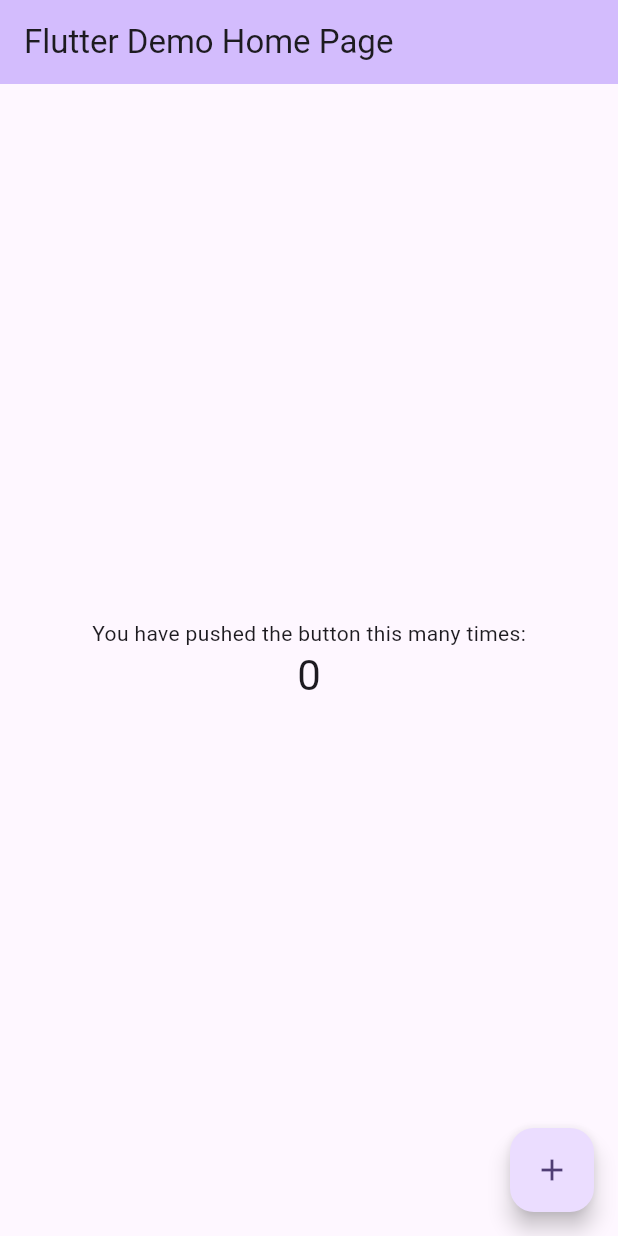
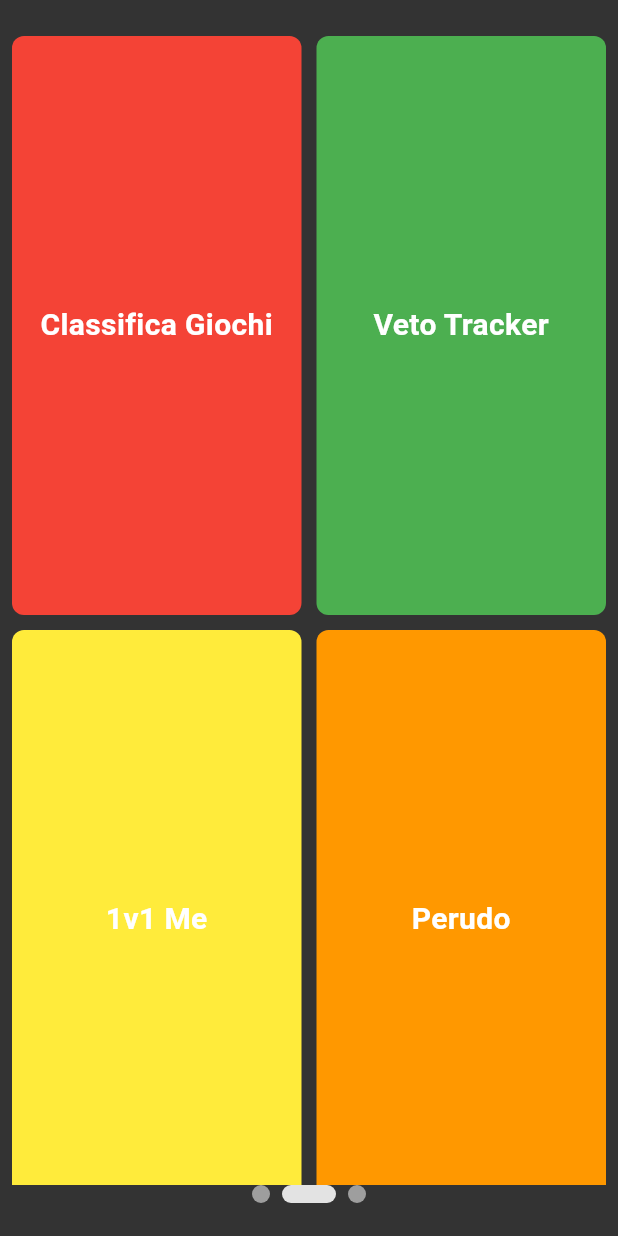
Before and after one commit to jackmounts/ucrazy-app, a Flutter app: the screen it shows after launch, on a phone screen of 412 x 824 dp. Run offline on Flutter 3.47's test engine with Material 3 defaults, Android fonts, the phone set to English and light mode, and no system bars; drawn by our look-alikes of smooth_page_indicator.

Commit message:
Added skeleton

```diff
--- a/lib/main.dart
+++ b/lib/main.dart
@@ -1,4 +1,5 @@
 import 'package:flutter/material.dart';
+import 'package:ucrazy_app/src/core/home/home_page.dart';
 
 void main() {
   runApp(const MyApp());
@@ -7,119 +8,17 @@
 class MyApp extends StatelessWidget {
   const MyApp({super.key});
 
-  // This widget is the root of your application.
   @override
   Widget build(BuildContext context) {
     return MaterialApp(
-      title: 'Flutter Demo',
+      title: 'Ucrazy App',
       theme: ThemeData(
-        // This is the theme of your application.
-        //
-        // TRY THIS: Try running your application with "flutter run". You'll see
-        // the application has a purple toolbar. Then, without quitting the app,
-        // try changing the seedColor in the colorScheme below to Colors.green
-        // and then invoke "hot reload" (save your changes or press the "hot
-        // reload" button in a Flutter-supported IDE, or press "r" if you used
-        // the command line to start the app).
-        //
-        // Notice that the counter didn't reset back to zero; the application
-        // state is not lost during the reload. To reset the state, use hot
-        // restart instead.
-        //
-        // This works for code too, not just values: Most code changes can be
-        // tested with just a hot reload.
         colorScheme: ColorScheme.fromSeed(seedColor: Colors.deepPurple),
         useMaterial3: true,
       ),
-      home: const MyHomePage(title: 'Flutter Demo Home Page'),
+      home: const HomePage(),
+      debugShowCheckedModeBanner: false,
+      routes: {},
     );
   }
 }
-
-class MyHomePage extends StatefulWidget {
-  const MyHomePage({super.key, required this.title});
-
-  // This widget is the home page of your application. It is stateful, meaning
-  // that it has a State object (defined below) that contains fields that affect
-  // how it looks.
-
-  // This class is the configuration for the state. It holds the values (in this
-  // case the title) provided by the parent (in this case the App widget) and
-  // used by the build method of the State. Fields in a Widget subclass are
-  // always marked "final".
-
-  final String title;
-
-  @override
-  State<MyHomePage> createState() => _MyHomePageState();
-}
-
-class _MyHomePageState extends State<MyHomePage> {
-  int _counter = 0;
-
-  void _incrementCounter() {
-    setState(() {
-      // This call to setState tells the Flutter framework that something has
-      // changed in this State, which causes it to rerun the build method below
-      // so that the display can reflect the updated values. If we changed
-      // _counter without calling setState(), then the build method would not be
-      // called again, and so nothing would appear to happen.
-      _counter++;
-    });
-  }
-
-  @override
-  Widget build(BuildContext context) {
-    // This method is rerun every time setState is called, for instance as done
-    // by the _incrementCounter method above.
-    //
-    // The Flutter framework has been optimized to make rerunning build methods
-    // fast, so that you can just rebuild anything that needs updating rather
-    // than having to individually change instances of widgets.
-    return Scaffold(
-      appBar: AppBar(
-        // TRY THIS: Try changing the color here to a specific color (to
-        // Colors.amber, perhaps?) and trigger a hot reload to see the AppBar
-        // change color while the other colors stay the same.
-        backgroundColor: Theme.of(context).colorScheme.inversePrimary,
-        // Here we take the value from the MyHomePage object that was created by
-        // the App.build method, and use it to set our appbar title.
-        title: Text(widget.title),
-      ),
-      body: Center(
-        // Center is a layout widget. It takes a single child and positions it
-        // in the middle of the parent.
-        child: Column(
-          // Column is also a layout widget. It takes a list of children and
-          // arranges them vertically. By default, it sizes itself to fit its
-          // children horizontally, and tries to be as tall as its parent.
-          //
-          // Column has various properties to control how it sizes itself and
-          // how it positions its children. Here we use mainAxisAlignment to
-          // center the children vertically; the main axis here is the vertical
-          // axis because Columns are vertical (the cross axis would be
-          // horizontal).
-          //
-          // TRY THIS: Invoke "debug painting" (choose the "Toggle Debug Paint"
-          // action in the IDE, or press "p" in the console), to see the
-          // wireframe for each widget.
-          mainAxisAlignment: MainAxisAlignment.center,
-          children: <Widget>[
-            const Text(
-              'You have pushed the button this many times:',
-            ),
-            Text(
-              '$_counter',
-              style: Theme.of(context).textTheme.headlineMedium,
-            ),
-          ],
-        ),
-      ),
-      floatingActionButton: FloatingActionButton(
-        onPressed: _incrementCounter,
-        tooltip: 'Increment',
-        child: const Icon(Icons.add),
-      ), // This trailing comma makes auto-formatting nicer for build methods.
-    );
-  }
-}
--- /dev/null
+++ b/lib/src/core/home/home_page.dart
@@ -0,0 +1,129 @@
+import 'package:flutter/material.dart';
+import 'package:smooth_page_indicator/smooth_page_indicator.dart';
+
+class HomePage extends StatefulWidget {
+  const HomePage({super.key});
+
+  @override
+  State<HomePage> createState() => _HomePageState();
+}
+
+class _HomePageState extends State<HomePage> {
+  final PageController _pageController = PageController(initialPage: 1);
+
+  @override
+  Widget build(BuildContext context) {
+    return Scaffold(
+      body: Container(
+        width: MediaQuery.of(context).size.width,
+        height: MediaQuery.of(context).size.height,
+        decoration: const BoxDecoration(color: Color.fromARGB(255, 51, 51, 51)),
+        child: Column(
+          children: [
+            Expanded(
+              child: PageView(
+                controller: _pageController,
+                children: [
+                  _buildSettingPage(),
+                  _buildGridPage([
+                    _buildWidget('Classifica Giochi', Colors.red, '/widget1'),
+                    _buildWidget('Veto Tracker', Colors.green, '/widget2'),
+                    _buildWidget('1v1 Me', Colors.yellow, '/widget3'),
+                    _buildWidget('Perudo', Colors.orange, '/widget4'),
+                  ]),
+                  _buildGridPage([
+                    _buildWidget('Cosa Mimi', Colors.cyan, '/widget5'),
+                    _buildWidget('Chiamala', Colors.purple, '/widget6'),
+                    _buildEmpty(),
+                    _buildEmpty(),
+                  ]),
+                ],
+              ),
+            ),
+            SmoothPageIndicator(
+              controller: _pageController,
+              count: 3, // Number of pages
+              effect: const ExpandingDotsEffect(
+                dotHeight: 12.0,
+                dotWidth: 12.0,
+                activeDotColor: Color.fromARGB(255, 227, 227, 227),
+                dotColor: Colors.grey,
+              ),
+            ),
+            const SizedBox(height: 22.0), // Add some space below the indicator
+          ],
+        ),
+      ),
+    );
+  }
+
+  Widget _buildGridPage(List<Widget> widgets) {
+    return Center(
+      child: GridView.count(
+        crossAxisCount: 2, // Number of columns
+        crossAxisSpacing: 10.0,
+        mainAxisSpacing: 10.0,
+        shrinkWrap: true,
+        padding: const EdgeInsets.fromLTRB(8, 24, 8, 0),
+        physics: const NeverScrollableScrollPhysics(), // Disable scrolling
+        childAspectRatio: 0.5,
+        children: widgets,
+      ),
+    );
+  }
+
+  Widget _buildEmpty() {
+    return Container(
+      margin: const EdgeInsets.all(8.0),
+      decoration: BoxDecoration(
+        color: const Color.fromARGB(255, 51, 51, 51),
+        borderRadius: BorderRadius.circular(8.0),
+      ),
+    );
+  }
+
+  Widget _buildWidget(String title, Color color, String route) {
+    return GestureDetector(
+      onTap: () {
+        // Add navigation or functionality here
+      },
+      child: Container(
+        // margin: const EdgeInsets.all(8.0),
+        decoration: BoxDecoration(
+          color: color,
+          borderRadius: BorderRadius.circular(8.0),
+        ),
+        child: Center(
+          child: Text(
+            title,
+            textAlign: TextAlign.center,
+            softWrap: true,
+            overflow: TextOverflow.visible,
+            style: const TextStyle(
+              color: Colors.white,
+              fontWeight: FontWeight.bold,
+              fontSize: 20.0, // Increase the font size
+            ),
+          ),
+        ),
+      ),
+    );
+  }
+
+  Widget _settingsButton() {
+    return Center(
+        child: Container(
+      child: const Icon(Icons.settings, color: Colors.white, size: 50.0),
+    ));
+  }
+
+  Widget _buildSettingPage() {
+    return Center(
+      child: GridView.count(
+        crossAxisCount: 1, // Number of columns
+        childAspectRatio: 1,
+        children: [_settingsButton()],
+      ),
+    );
+  }
+}
--- /dev/null
+++ b/lib/src/core/routes.dart
@@ -0,0 +1,25 @@
+import 'package:flutter/material.dart';
+import 'package:ucrazy_app/src/core/home/home_page.dart';
+
+class AppRoutes {
+  static const String home = '/';
+  static const String login = '/login';
+  static const String profile = '/profile';
+  static const String settings = '/settings';
+
+  static Route<dynamic> generateRoute(RouteSettings settings) {
+    switch (settings.name) {
+      case home:
+        return MaterialPageRoute(builder: (_) => const HomePage());
+
+      default:
+        return MaterialPageRoute(
+          builder: (_) => Scaffold(
+            body: Center(
+              child: Text('No route defined for ${settings.name}'),
+            ),
+          ),
+        );
+    }
+  }
+}
--- a/pubspec.yaml
+++ b/pubspec.yaml
@@ -2,7 +2,7 @@ name: ucrazy_app
 description: "A new Flutter project."
 # The following line prevents the package from being accidentally published to
 # pub.dev using `flutter pub publish`. This is preferred for private packages.
-publish_to: 'none' # Remove this line if you wish to publish to pub.dev
+publish_to: "none" # Remove this line if you wish to publish to pub.dev
 
 # The following defines the version and build number for your application.
 # A version number is three numbers separated by dots, like 1.2.43
@@ -30,7 +30,7 @@ environment:
 dependencies:
   flutter:
     sdk: flutter
-
+  smooth_page_indicator: ^1.2.0+3
 
   # The following adds the Cupertino Icons font to your application.
   # Use with the CupertinoIcons class for iOS style icons.
@@ -52,7 +52,6 @@ dev_dependencies:
 
 # The following section is specific to Flutter packages.
 flutter:
-
   # The following line ensures that the Material Icons font is
   # included with your application, so that you can use the icons in
   # the material Icons class.
```
Also changed, not shown: pubspec.lock.
